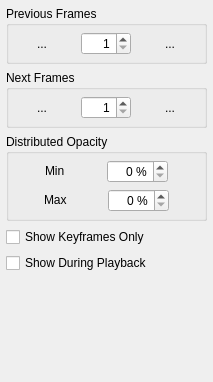
pencil2d/pencil, file app/ui/onionskin.ui: the form before one commit.
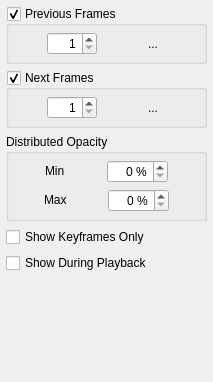
The form after the commit. Icons and pictures are not drawn.

Commit message: Use checkboxes instead of tool buttons in onion skin widget

```diff
--- a/app/ui/onionskin.ui
+++ b/app/ui/onionskin.ui
@@ -104,6 +104,9 @@
           <property name="title">
            <string>Previous Frames</string>
           </property>
+          <property name="checkable">
+           <bool>true</bool>
+          </property>
           <layout class="QHBoxLayout" name="onionPrevLayout">
            <property name="sizeConstraint">
             <enum>QLayout::SetDefaultConstraint</enum>
@@ -120,38 +123,6 @@
            <property name="bottomMargin">
             <number>6</number>
            </property>
-           <item>
-            <widget class="QToolButton" name="onionPrevButton">
-             <property name="toolTip">
-              <string>Onion skin previous frame</string>
-             </property>
-             <property name="statusTip">
-              <string>Onion skin previous frame</string>
-             </property>
-             <property name="autoFillBackground">
-              <bool>false</bool>
-             </property>
-             <property name="text">
-              <string>...</string>
-             </property>
-             <property name="icon">
-              <iconset resource="../data/app.qrc">
-               <normaloff>:/app/icons/onionPrev.png</normaloff>:/app/icons/onionPrev.png</iconset>
-             </property>
-             <property name="iconSize">
-              <size>
-               <width>24</width>
-               <height>24</height>
-              </size>
-             </property>
-             <property name="checkable">
-              <bool>true</bool>
-             </property>
-             <property name="autoRaise">
-              <bool>true</bool>
-             </property>
-            </widget>
-           </item>
            <item>
             <widget class="QSpinBox" name="onionPrevFramesNumBox">
              <property name="sizePolicy">
@@ -214,6 +185,9 @@
           <property name="title">
            <string>Next Frames</string>
           </property>
+          <property name="checkable">
+           <bool>true</bool>
+          </property>
           <layout class="QHBoxLayout" name="onionNextlLayout">
            <property name="sizeConstraint">
             <enum>QLayout::SetDefaultConstraint</enum>
@@ -230,35 +204,6 @@
            <property name="bottomMargin">
             <number>6</number>
            </property>
-           <item>
-            <widget class="QToolButton" name="onionNextButton">
-             <property name="toolTip">
-              <string>Onion skin next frame</string>
-             </property>
-             <property name="statusTip">
-              <string>Onion skin next frame</string>
-             </property>
-             <property name="text">
-              <string>...</string>
-             </property>
-             <property name="icon">
-              <iconset resource="../data/app.qrc">
-               <normaloff>:/app/icons/onionNext.png</normaloff>:/app/icons/onionNext.png</iconset>
-             </property>
-             <property name="iconSize">
-              <size>
-               <width>24</width>
-               <height>24</height>
-              </size>
-             </property>
-             <property name="checkable">
-              <bool>true</bool>
-             </property>
-             <property name="autoRaise">
-              <bool>true</bool>
-             </property>
-            </widget>
-           </item>
            <item>
             <widget class="QSpinBox" name="onionNextFramesNumBox">
              <property name="sizePolicy">
```
The commit also changes 2 other files.
